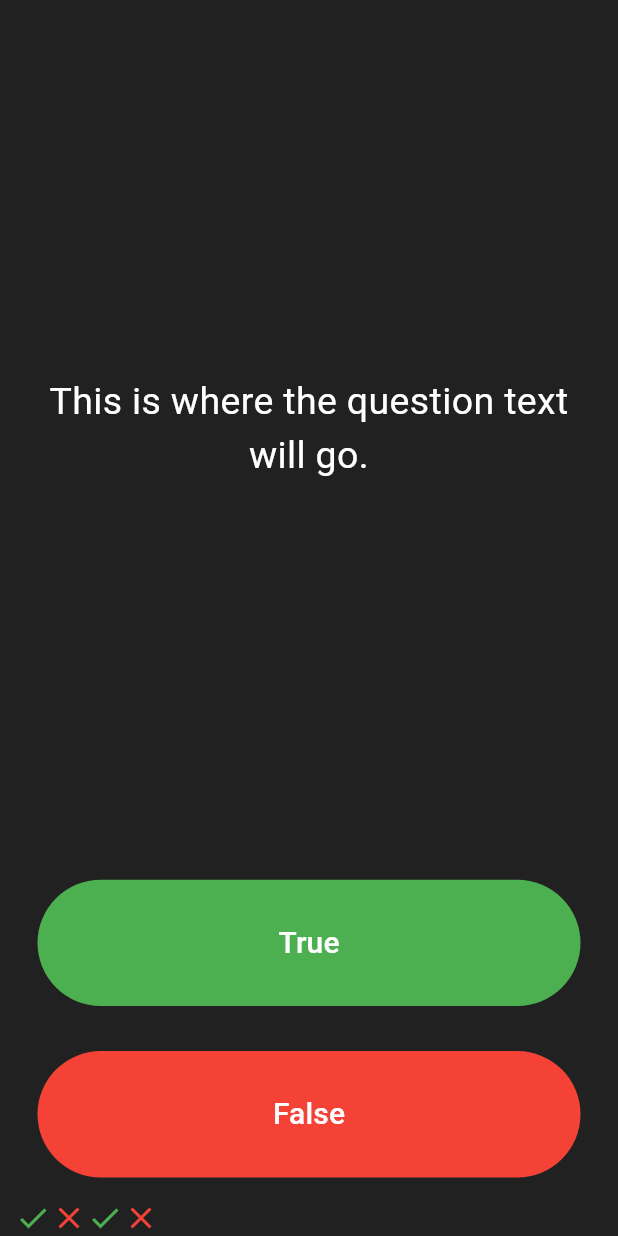
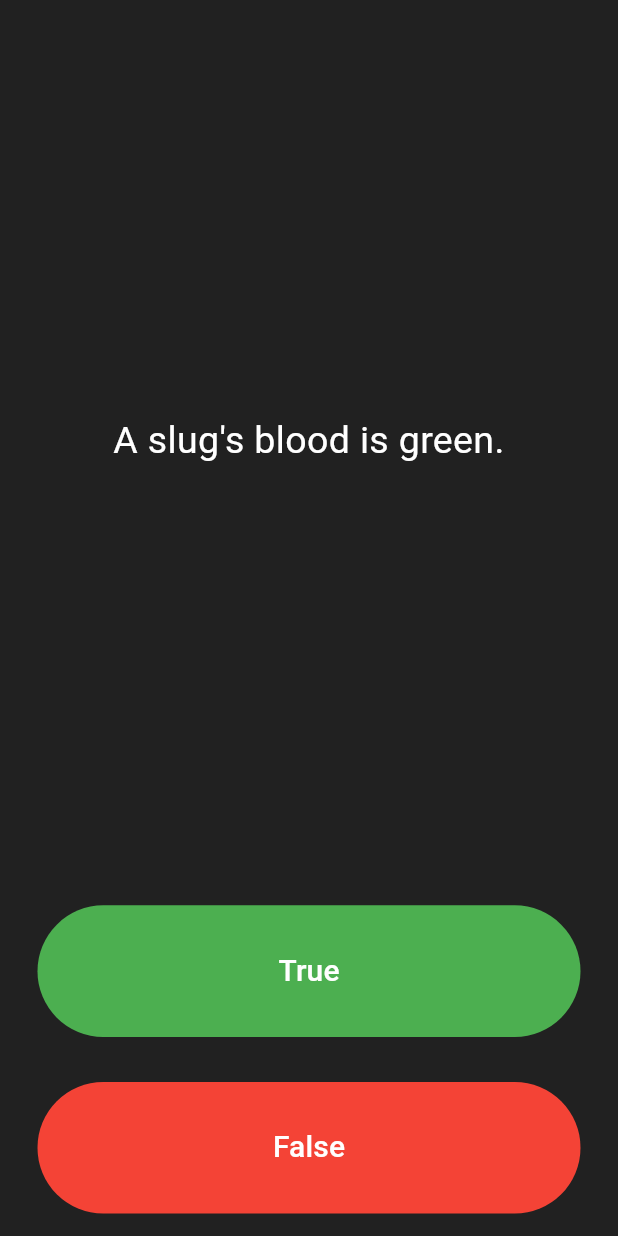
Before and after one commit to Oyelo24/Quizzler, a Flutter app: the screen it shows after launch, after a tap on "True", after a tap on "False", on a phone screen of 412 x 824 dp. Run offline on Flutter 3.47's test engine with Material 3 defaults, Android fonts, the phone set to English and light mode, and no system bars.

Commit message:
added question and answer list

```diff
--- a/lib/main.dart
+++ b/lib/main.dart
@@ -30,10 +30,17 @@ class QuizPage extends StatefulWidget {
 }
 
 class _QuizPageState extends State<QuizPage> {
-  List<Icon> scoreTrack = [
-    Icon(Icons.check, color: Colors.green),
-    Icon(Icons.close, color: Colors.red),
+  List<Icon> scoreTrack = [];
+
+  List<String> questions = [
+    'You can lead a cow down stairs but not up stairs.',
+    'Approximately one quarter of human bones are in the feet.',
+    'A slug\'s blood is green.',
   ];
+
+  List<bool> answers = [false, true, true];
+
+  int questionNumber = 0;
   @override
   Widget build(BuildContext context) {
     return Column(
@@ -46,7 +53,7 @@ class _QuizPageState extends State<QuizPage> {
             padding: EdgeInsets.all(10.0),
             child: Center(
               child: Text(
-                'This is where the question text will go.',
+                questions[questionNumber],
                 textAlign: TextAlign.center,
                 style: TextStyle(fontSize: 25.0, color: Colors.white),
               ),
@@ -63,9 +70,16 @@ class _QuizPageState extends State<QuizPage> {
                 style: TextStyle(color: Colors.white, fontSize: 20.0),
               ),
               onPressed: () {
+                bool correctAnswer = answers[questionNumber];
                 //The user picked true.
+                if (correctAnswer == true){
+                  print('User is correct');
+                }else{
+                  print('User is wrong');
+                }
                 setState(() {
-                  scoreTrack.add(Icon(Icons.check, color: Colors.green));
+                  questionNumber++;
+                  //scoreTrack.add(Icon(Icons.check, color: Colors.green));
                 });
               },
             ),
@@ -81,15 +95,22 @@ class _QuizPageState extends State<QuizPage> {
                 style: TextStyle(fontSize: 20.0, color: Colors.white),
               ),
               onPressed: () {
+                bool correctAnswer = answers[questionNumber];
                 //The user picked false.
+                if(correctAnswer == false){
+                  print('user is correct');
+                } else{
+                  print('user is wrong');
+                }
                 setState(() {
-                  scoreTrack.add(Icon(Icons.close, color: Colors.red));
+                  questionNumber ++;
+                  //scoreTrack.add(Icon(Icons.close, color: Colors.red));
                 });
               },
             ),
           ),
         ),
-        Row(children: scoreTrack),
+        //Row(children: scoreTrack),
       ],
     );
   }
```
Also changed, not shown: lib/new.dart (added).
